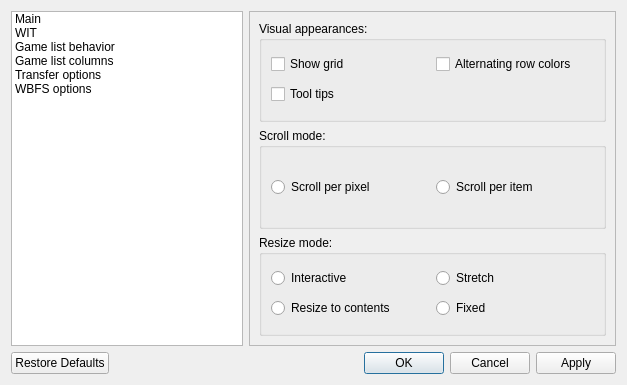
First picture: the form in resources/ui/settings.ui, repository evertonstz/wiibafu, before the edit.
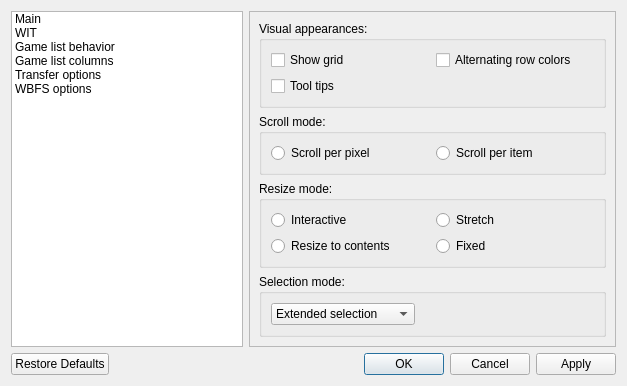
Second picture: the form after the edit. The open tabs and pages were chosen to show the change. Icons and pictures are not drawn.

Commit message: Game list selection mode via settings

The edit to the form file:
```diff
--- a/resources/ui/settings.ui
+++ b/resources/ui/settings.ui
@@ -636,6 +636,63 @@
          </layout>
         </widget>
        </item>
+       <item>
+        <widget class="QGroupBox" name="gameLists_groupBox_SelectionMode">
+         <property name="title">
+          <string>Selection mode:</string>
+         </property>
+         <layout class="QGridLayout" name="gridLayout_9">
+          <item row="0" column="0">
+           <widget class="QComboBox" name="gameLists_comboBox_SelectionMode">
+            <property name="currentIndex">
+             <number>3</number>
+            </property>
+            <item>
+             <property name="text">
+              <string>No selection</string>
+             </property>
+            </item>
+            <item>
+             <property name="text">
+              <string>Single selection</string>
+             </property>
+            </item>
+            <item>
+             <property name="text">
+              <string>Multi selection</string>
+             </property>
+            </item>
+            <item>
+             <property name="text">
+              <string>Extended selection</string>
+             </property>
+            </item>
+            <item>
+             <property name="text">
+              <string>Contiguous selection</string>
+             </property>
+            </item>
+           </widget>
+          </item>
+          <item row="0" column="1">
+           <spacer name="horizontalSpacer_3">
+            <property name="orientation">
+             <enum>Qt::Horizontal</enum>
+            </property>
+            <property name="sizeType">
+             <enum>QSizePolicy::Expanding</enum>
+            </property>
+            <property name="sizeHint" stdset="0">
+             <size>
+              <width>40</width>
+              <height>20</height>
+             </size>
+            </property>
+           </spacer>
+          </item>
+         </layout>
+        </widget>
+       </item>
       </layout>
      </widget>
      <widget class="QWidget" name="page">
```
The commit also changes 3 other files.
